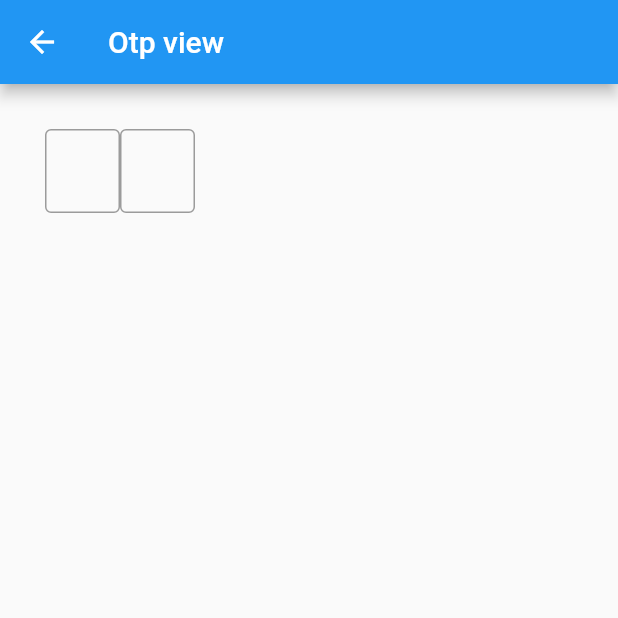
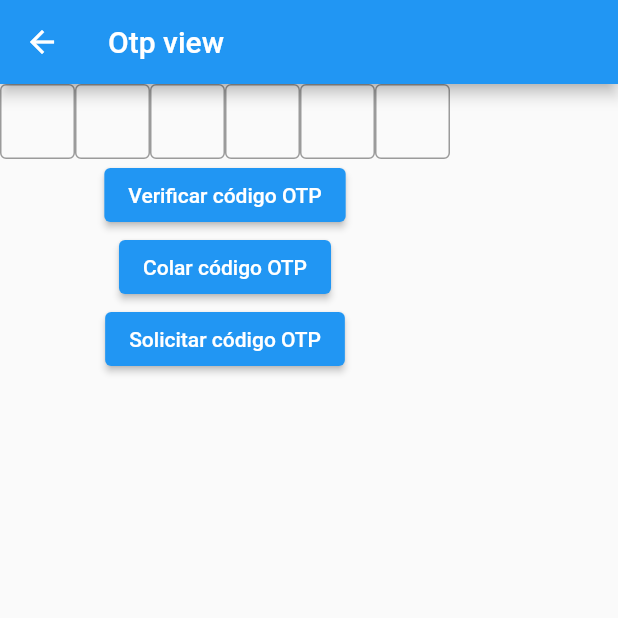
Before and after one commit to boberto-projects/mobile-boberto-manager, a Flutter app: the OtpView screen opened by its route, on a phone screen of 412 x 824 dp, the top half of it. Run offline on Flutter 3.47's test engine with Material 2 defaults, Android fonts, the phone set to English and light mode, and no system bars; our stand-ins replace dio, get.

```diff
--- a/lib/modules/dio/api_client.dart
+++ b/lib/modules/dio/api_client.dart
@@ -15,4 +15,10 @@ class ApiClient {
         await dio.post('/autenticar', data: {'email': email, 'senha': senha});
     print(response.data.toString());
   }
+
+  Future<void> gerarCodigoOTP() async {
+    Response response;
+    response = await dio.post('/generateotp');
+    print(response.data.toString());
+  }
 }
--- a/lib/modules/home/home.dart
+++ b/lib/modules/home/home.dart
@@ -18,12 +18,8 @@ class Home extends StatelessWidget {
           ),
           ElevatedButton(
             onPressed: () => Get.toNamed("/otp"),
-            child: const Text('Gerar OTP'),
+            child: const Text('Código OTP'),
           ),
-          ElevatedButton(
-            onPressed: () => Get.toNamed("/otp"),
-            child: const Text('Validar OTP'),
-          )
         ]));
   }
 }
--- a/lib/modules/login/login_controller.dart
+++ b/lib/modules/login/login_controller.dart
@@ -36,6 +36,7 @@ class LoginController extends GetxController {
       await apiClient.autenticar(email, senha);
       Get.toNamed("/otp");
     } catch (Exceptions) {
+      _mostrarMensagemDeErro("Não foi possível autenticar.");
       print("Só pra lembrar: isso aqui não tá adicionando o token no baerer.");
     }
   }
--- a/lib/modules/otp/otp_view.dart
+++ b/lib/modules/otp/otp_view.dart
@@ -14,15 +14,37 @@ class OtpView extends StatelessWidget {
       appBar: AppBar(
         title: const Text("Otp view"),
       ),
-        body: ListView.builder(
+      body: Column(children: [
+        Obx(
+          () => Visibility(
+              visible: otpController.mostrarErro.value,
+              child: Text(otpController.mensagemErro.value)),
+        ),
+        SizedBox(
+          height: 50,
+          child: ListView.builder(
+              shrinkWrap: true,
               scrollDirection: Axis.horizontal,
-            shrinkWrap: true,
-            padding: const EdgeInsets.all(30),
               itemCount: otpController.pinCodeList.length,
               itemBuilder: (BuildContext context, int index) {
                 return PinWidget(
                   pinCodeController: otpController.pinCodeList[index],
                 );
-            }));
+              }),
+        ),
+        ElevatedButton(
+          onPressed: otpController.validarCodigoOTP,
+          child: const Text('Verificar código OTP'),
+        ),
+        ElevatedButton(
+          onPressed: otpController.colarCodigoOTP,
+          child: const Text('Colar código OTP'),
+        ),
+        ElevatedButton(
+          onPressed: otpController.solicitarCodigoOTP,
+          child: const Text('Solicitar código OTP'),
+        )
+      ]),
+    );
   }
 }
```
Also changed, not shown: lib/modules/otp/otp_controller.dart (+31 -1 lines), pubspec.yaml (+0 -44 lines), pubspec.lock. Lines whose indentation alone changed are shown as unchanged.
